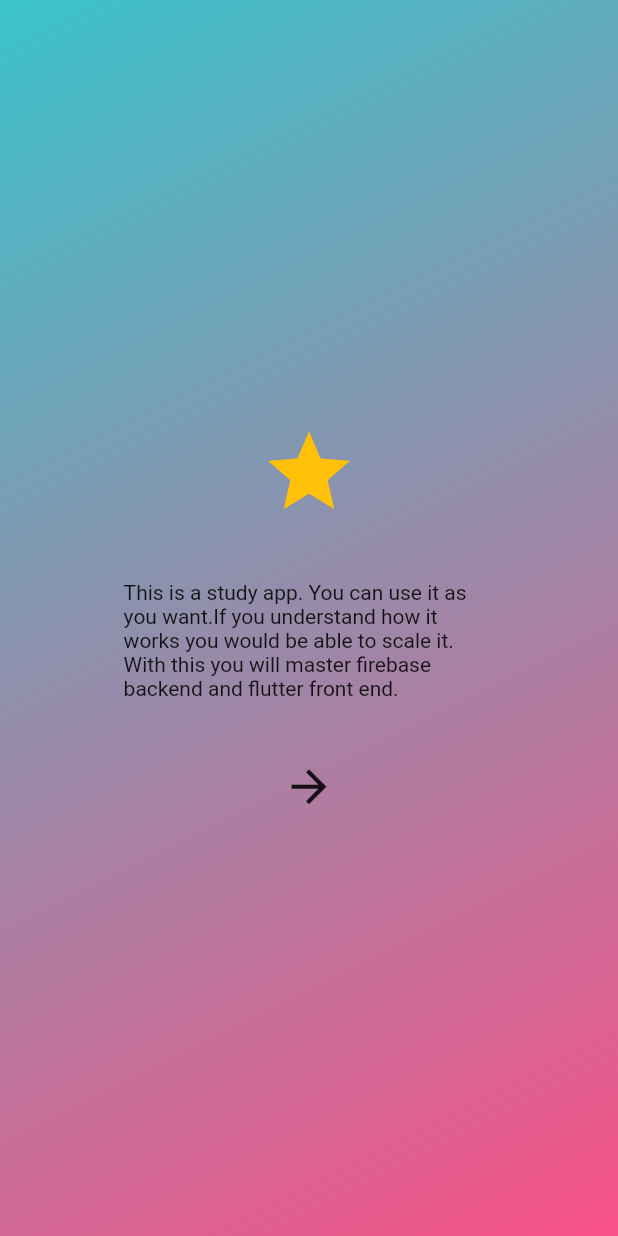
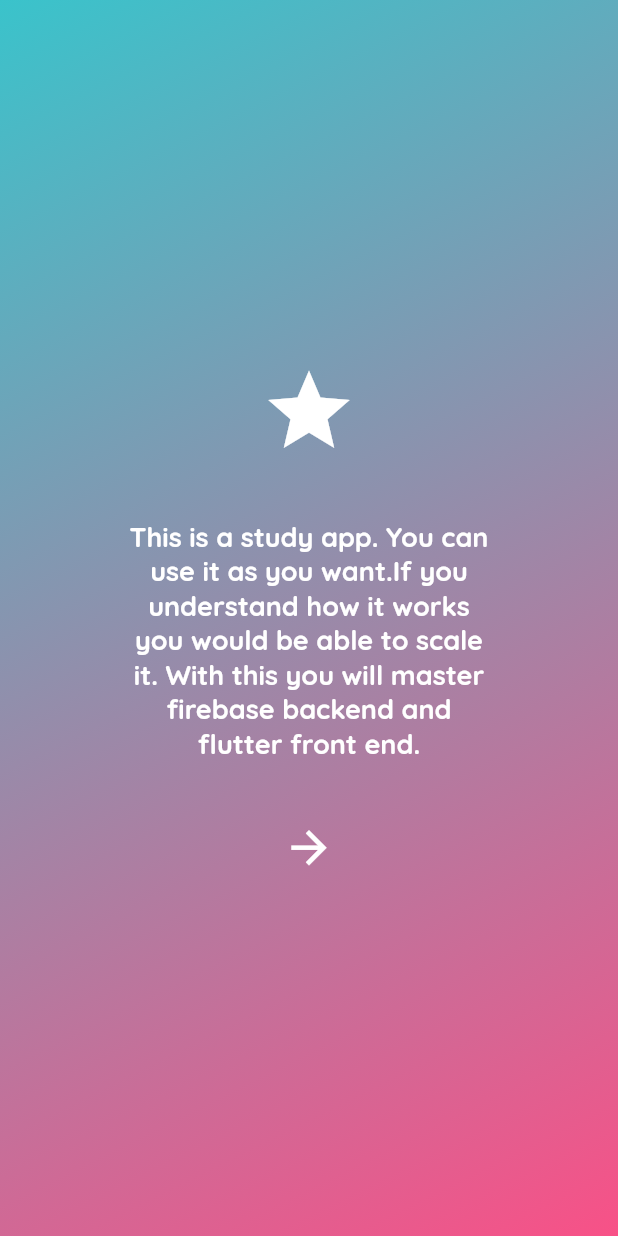
Before and after one commit to Daffayy/app_study_project, a Flutter app: the screen it shows after launch, on a phone screen of 412 x 824 dp. Run offline on Flutter 3.47's test engine with Material 2 defaults, Android fonts, the phone set to English and light mode, and no system bars; our stand-ins replace cloud_firestore, firebase_core, get, google_fonts; accounts and stored records are empty; project files that could hold a hidden picture were left out.

Commit message:
feat : app_study_day1

```diff
--- a/lib/bindings/initial_bindings.dart
+++ b/lib/bindings/initial_bindings.dart
@@ -1,10 +1,13 @@
 import 'package:app_study/controllers/auth_controller.dart';
 import 'package:get/get.dart';
+
+import '../controllers/theme.controller.dart';
 
 class InitialBindings implements Bindings {
 
   @override
   void dependencies (){
+    Get.put(ThemeController());
     Get.put(AuthController(), permanent: true);
   }
 }
--- a/lib/configs/themes/app_dark_theme.dart
+++ b/lib/configs/themes/app_dark_theme.dart
@@ -1,6 +1,23 @@
 import 'dart:ui';
+import 'package:app_study/configs/themes/sub_theme_data_mixin.dart';
 import 'package:flutter/material.dart';
 import 'package:flutter/cupertino.dart';
 
 const Color primaryDarkColorDark = Color(0xFF2E3C62);
 const Color primaryColorDark = Color(0xFF99ACE1);
+const Color mainTextColorDark = Colors.white;
+
+
+class DarkTheme with SubThemeData{
+  ThemeData buildDarkTheme (){
+    final ThemeData systemDarkTheme = ThemeData.dark();
+    return systemDarkTheme.copyWith(
+      iconTheme: getIconTheme(),
+      textTheme: getTextThemes().apply(
+        bodyColor: mainTextColorDark ,
+        displayColor: mainTextColorDark
+      )
+    );
+  }
+
+}
--- a/lib/configs/themes/app_light_theme.dart
+++ b/lib/configs/themes/app_light_theme.dart
@@ -5,10 +5,17 @@
 
 const Color primaryLightColorLight = Color(0xFF3AC3CB);
 const Color primaryColorLight = Color(0xFFF85187);
+const Color mainTextColorLight = Color.fromARGB(255, 40, 40, 40);
 
 class LightTheme with SubThemeData {
   buildLightTheme(){
     final ThemeData systemLightTheme = ThemeData.light();
-    return systemLightTheme;
+    return systemLightTheme.copyWith(
+        iconTheme: getIconTheme(),
+      textTheme: getTextThemes().apply(
+        bodyColor: mainTextColorLight ,
+        displayColor: mainTextColorLight
+      )
+    );
   }
 }
--- /dev/null
+++ b/lib/controllers/theme.controller.dart
@@ -0,0 +1,22 @@
+import 'package:app_study/configs/themes/app_dark_theme.dart';
+import 'package:app_study/configs/themes/app_light_theme.dart';
+import 'package:flutter/material.dart';
+import 'package:get/get.dart';
+
+class ThemeController extends GetxController {
+  late ThemeData _darkTheme;
+  late  ThemeData _lightTheme;
+
+  @override
+  void onInit(){
+    initializedThemeData();
+    super.onInit();
+  }
+
+  initializedThemeData(){
+    _darkTheme = DarkTheme().buildDarkTheme();
+    _lightTheme = LightTheme().buildLightTheme();
+  }
+  ThemeData get darkTheme => _darkTheme;
+  ThemeData get lightTheme => _lightTheme;
+}
--- a/lib/main.dart
+++ b/lib/main.dart
@@ -1,4 +1,6 @@
+import 'package:app_study/configs/themes/app_dark_theme.dart';
 import 'package:app_study/configs/themes/app_light_theme.dart';
+import 'package:app_study/controllers/theme.controller.dart';
 import 'package:app_study/data_uploader_screen.dart';
 import 'package:app_study/routes/app_routes.dart';
 import 'package:app_study/screens/introduction/introduction.dart';
@@ -22,7 +24,7 @@
   @override
   Widget build(BuildContext context) {
     return GetMaterialApp(
-      theme: LightTheme().buildLightTheme(),
+      theme: Get.find<ThemeController>().lightTheme,
       getPages: AppRoutes.routes(),
     );
   }
--- a/lib/screens/introduction/introduction.dart
+++ b/lib/screens/introduction/introduction.dart
@@ -17,12 +17,20 @@
           child: Column(
             mainAxisAlignment: MainAxisAlignment.center,
             children: [
-              const Icon(Icons.star, size: 65, color: Colors.amber),
+              const Icon(Icons.star, size: 65),
               SizedBox(height: 40),
-              const Text('This is a study app. You can use it as you want.If '
-                  'you understand how it works you would be able to scale it. '
-                  'With this you will master firebase backend and flutter front'
-                  ' end.'),
+              const Text(
+                    'This is a study app. You can use it as you want.If '
+                    'you understand how it works you would be able to scale it. '
+                    'With this you will master firebase backend and flutter front'
+                    ' end.',
+                  textAlign: TextAlign.center,
+                  style: TextStyle(
+                    fontSize: 18,
+                    color: onSurfaceTextColor,
+                    fontWeight: FontWeight.bold,
+              ),
+        ),
               SizedBox(height: 40),
               AppCircleButton(
                 onTap: () => null,
```
